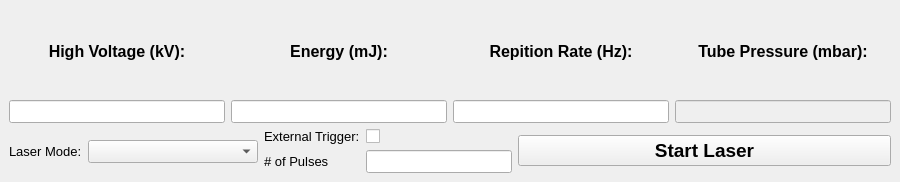
Above: src/ui/docked_laser_status_control.ui from ibrummel/PLD-Laser-Brain before the change. Below: the same form after it.
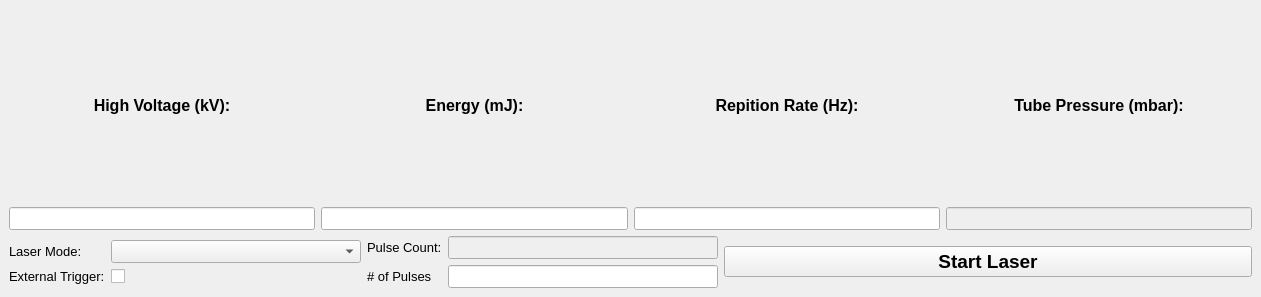
That is the form after the change. Icons and pictures are not drawn.

Commit message: Added pulse counter readout to the LSC. Displays the user pulse count, which is read at startup and anytime that the laser_finished signal is emitted.

Diff of the .ui file:
```diff
--- a/src/ui/docked_laser_status_control.ui
+++ b/src/ui/docked_laser_status_control.ui
@@ -6,8 +6,8 @@
    <rect>
     <x>0</x>
     <y>0</y>
-    <width>900</width>
-    <height>182</height>
+    <width>1261</width>
+    <height>297</height>
    </rect>
   </property>
   <property name="sizePolicy">
@@ -18,8 +18,8 @@
   </property>
   <property name="minimumSize">
    <size>
-    <width>638</width>
-    <height>182</height>
+    <width>1261</width>
+    <height>297</height>
    </size>
   </property>
   <property name="font">
@@ -167,14 +167,7 @@
         <item row="0" column="1">
          <widget class="QComboBox" name="combo_laser_mode"/>
         </item>
-       </layout>
-      </item>
-      <item>
-       <layout class="QFormLayout" name="formLayout">
-        <property name="formAlignment">
-         <set>Qt::AlignCenter</set>
-        </property>
-        <item row="0" column="0">
+        <item row="1" column="0">
          <widget class="QLabel" name="lbl_ext_trigger">
           <property name="font">
            <font>
@@ -189,23 +182,47 @@
           </property>
          </widget>
         </item>
-        <item row="0" column="1">
+        <item row="1" column="1">
          <widget class="QCheckBox" name="check_ext_trigger">
           <property name="text">
            <string/>
           </property>
          </widget>
         </item>
-        <item row="1" column="0">
+       </layout>
+      </item>
+      <item>
+       <layout class="QFormLayout" name="formLayout">
+        <property name="formAlignment">
+         <set>Qt::AlignCenter</set>
+        </property>
+        <item row="2" column="0">
          <widget class="QLabel" name="lbl_num_pulses">
           <property name="text">
            <string># of Pulses</string>
           </property>
          </widget>
         </item>
-        <item row="1" column="1">
+        <item row="2" column="1">
          <widget class="QLineEdit" name="line_num_pulses"/>
         </item>
+        <item row="1" column="0">
+         <widget class="QLabel" name="lbl_pulse_counter">
+          <property name="text">
+           <string>Pulse Count:</string>
+          </property>
+         </widget>
+        </item>
+        <item row="1" column="1">
+         <widget class="QLineEdit" name="line_pulse_counter">
+          <property name="enabled">
+           <bool>false</bool>
+          </property>
+          <property name="toolTip">
+           <string>&lt;html&gt;&lt;head/&gt;&lt;body&gt;&lt;p&gt;Reads the current laser pulse counter at startup and anytime the laser stops pulsing. The value defaults to the user pulse counter, which can be reset, but can be set to read out the total pulse counter, which is not resettable. Value has units of kilopulses.&lt;/p&gt;&lt;/body&gt;&lt;/html&gt;</string>
+          </property>
+         </widget>
+        </item>
        </layout>
       </item>
       <item>
```
The commit also changes 2 other files.
